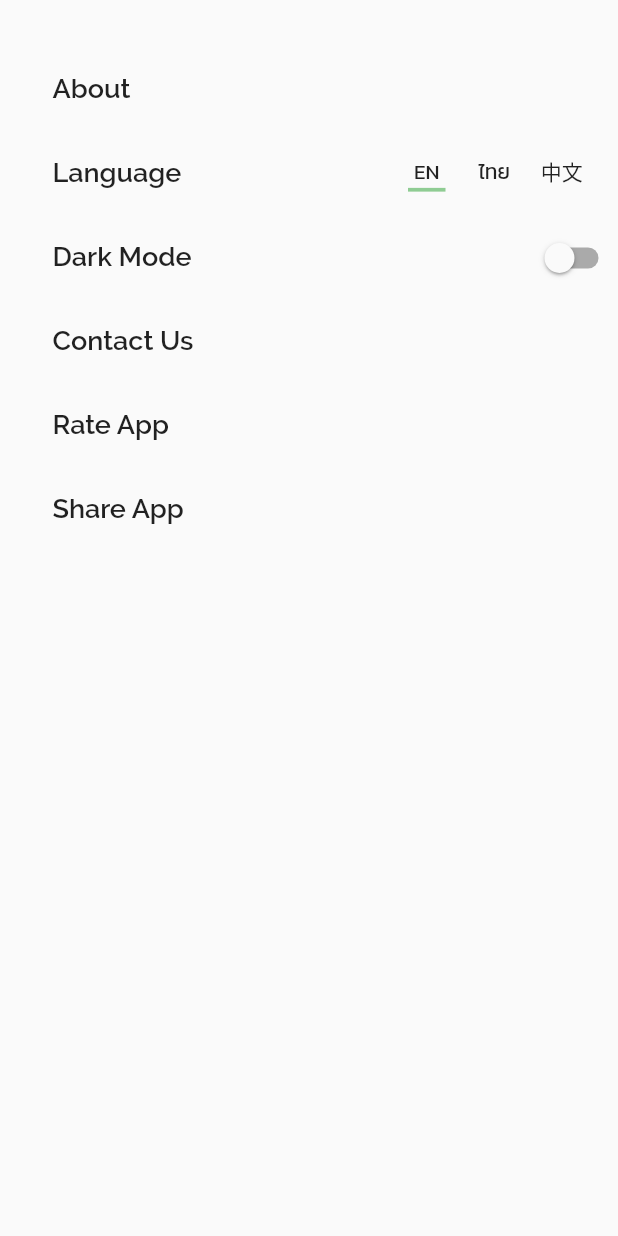
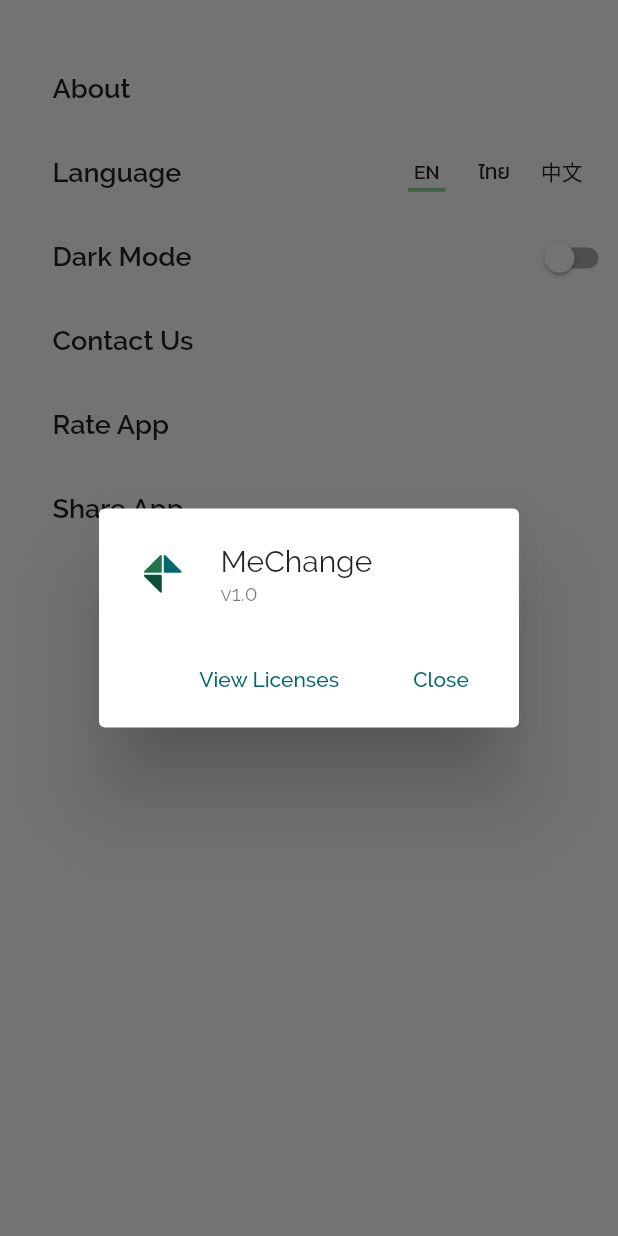
Before and after one commit to nattawut-Mecode/mechange_app, a Flutter app: the SettingsPage widget shown alone on an empty page, opened directly, after a tap on "About", on a phone screen of 412 x 824 dp. Run offline on Flutter 3.47's test engine with Material 2 defaults, Android fonts, the phone set to English and light mode, and no system bars; our stand-ins replace flutter_svg, share.

Commit message:
feat : show about dialog in settings page

```diff
--- a/lib/data/infomation.dart
+++ b/lib/data/infomation.dart
@@ -1,3 +1,5 @@
 class Infomation{
   static String contractEmail = "Nattawut@mecode.asia";
+  static String assetsLogoNoBG = "assets/logos/Logo_White_nobg.svg";
+  static String assetsLogoColor = "assets/logos/Logo_Color.svg";
 }
--- a/lib/main.dart
+++ b/lib/main.dart
@@ -7,6 +7,7 @@ import 'package:mechange_app/widgets/calculate_bottomsheet.dart';
 import 'package:provider/provider.dart';
 import 'package:animations/animations.dart';
 
+import 'data/infomation.dart';
 import 'internationalization/custome_internationalization.dart';
 import 'internationalization/util.dart';
 import 'models/language.dart';
@@ -134,7 +135,7 @@ class _MyHomePageState extends State<MyHomePage> {
           children: [
             selectedIndex.selectedIndex == 0
                 ? SvgPicture.asset(
-                    "assets/logos/Logo_White_nobg.svg",
+                    Infomation.assetsLogoNoBG,
                     width: 30,
                     height: 30,
                   )
--- a/lib/pages/settings.dart
+++ b/lib/pages/settings.dart
@@ -1,4 +1,6 @@
 import 'package:flutter/material.dart';
+import 'package:flutter_svg/svg.dart';
+import 'package:mechange_app/themes/themes.dart';
 
 import 'package:provider/provider.dart';
 import 'package:share/share.dart';
@@ -83,8 +85,7 @@ class _SettingsPageState extends State<SettingsPage>
     final Uri params = Uri(
       scheme: 'mailto',
       path: Infomation.contractEmail,
-      query:
-          'subject=Contract US&body=',
+      query: 'subject=Contract US&body=',
     );
 
     var url = params.toString();
@@ -93,6 +94,37 @@ class _SettingsPageState extends State<SettingsPage>
     } else {
       throw 'Could not launch $url';
     }
+  }
+
+  aboutApplication() {
+    showDialog(
+        context: context,
+        builder: (context) {
+          return AlertDialog(
+            titlePadding: EdgeInsets.only(left: 25, top: 10),
+            title: ListTile(
+              contentPadding: EdgeInsets.only(),
+              leading: SvgPicture.asset(Infomation.assetsLogoColor,width: 35,height: 35,),
+              title: Text(
+                "MeChange",
+                style: TextStyle(fontSize: 20),
+              ),
+              subtitle: Text("v1.0"),
+            ),
+            actions: [
+              FlatButton(
+                textColor: ThemeApp.primaryColor,
+                child: Text("View Licenses"),
+                onPressed: () {},
+              ),
+              FlatButton(
+                textColor: ThemeApp.primaryColor,
+                child: Text("Close"),
+                onPressed: () => Navigator.pop(context),
+              )
+            ],
+          );
+        });
   }
 
   @override
@@ -116,7 +148,7 @@ class _SettingsPageState extends State<SettingsPage>
                           .getTranslateValue("settings_about"),
                       style: TextStyle(
                           fontSize: 18, fontWeight: FontWeight.w600))),
-              onPressed: () {},
+              onPressed: aboutApplication,
             ),
             ListTile(
               contentPadding: EdgeInsets.only(left: 35),
@@ -150,8 +182,7 @@ class _SettingsPageState extends State<SettingsPage>
                             .getTranslateValue("settings_contactus"),
                         style: TextStyle(
                             fontSize: 18, fontWeight: FontWeight.w600))),
-              onPressed: contractUsEmail
-            ),
+                onPressed: contractUsEmail),
             FlatButton(
               padding: EdgeInsets.only(),
               child: ListTile(
```
Lines whose indentation alone changed are shown as unchanged.
